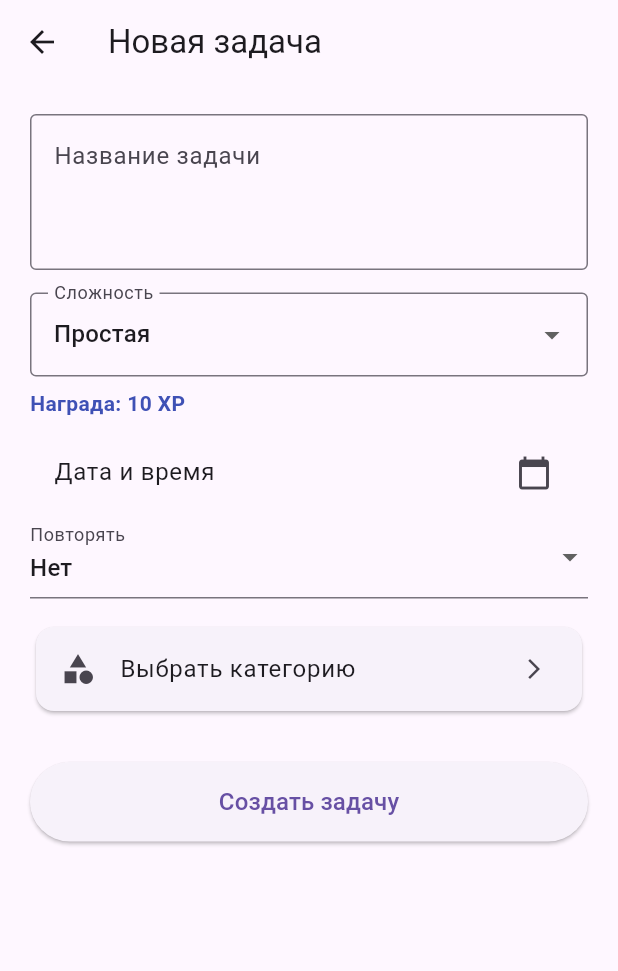
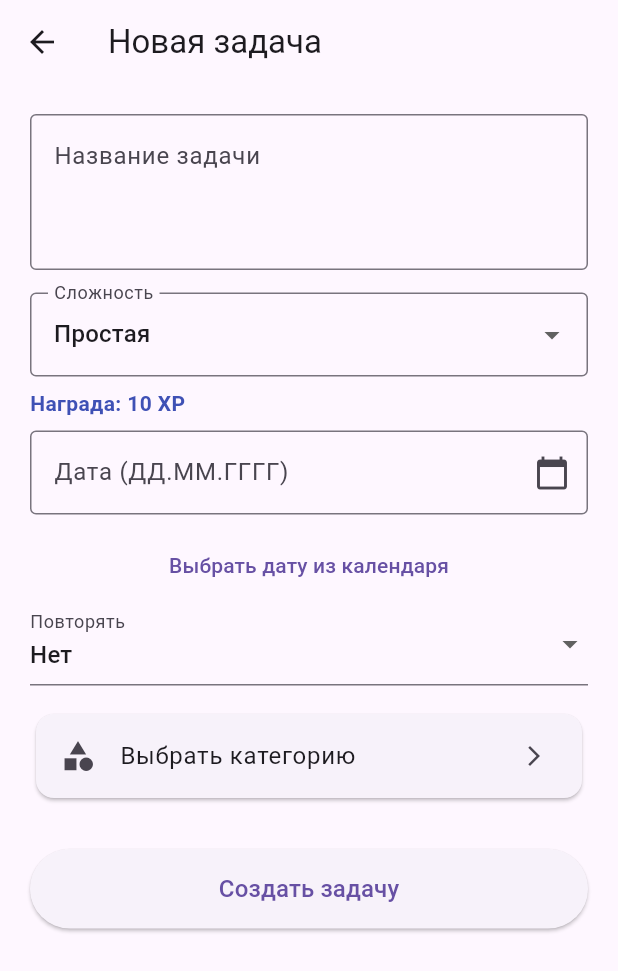
Before and after one commit to Glevob/my_rpg_app, a Flutter app: the screen it shows after launch, after a tap on the "add" icon, on a phone screen of 412 x 824 dp. Shown: the top 971 px of the screen. Run offline on Flutter 3.47's test engine with Material 3 defaults, Android fonts, the phone set to English and light mode, and no system bars; our stand-ins replace mask_text_input_formatter, shared_preferences.

Commit message:
calendar_add_task

```diff
--- a/lib/main.dart
+++ b/lib/main.dart
@@ -1,4 +1,5 @@
 import 'package:flutter/material.dart';
+import 'package:flutter_localizations/flutter_localizations.dart'; // 1. Импорт локализаций
 import 'screens/home_screen.dart';
 
 void main() => runApp(const MyApp());
@@ -11,6 +12,18 @@ class MyApp extends StatelessWidget {
     return MaterialApp(
       debugShowCheckedModeBanner: false,
       theme: ThemeData(primarySwatch: Colors.indigo),
+
+      // 2. Настройка локализации для всего приложения
+      localizationsDelegates: const [
+        GlobalMaterialLocalizations.delegate,
+        GlobalWidgetsLocalizations.delegate,
+        GlobalCupertinoLocalizations.delegate,
+      ],
+      supportedLocales: const [
+        Locale('ru', 'RU'),
+      ],
+      locale: const Locale('ru', 'RU'), // Принудительно ставим русский
+
       home: const HomeScreen(),
     );
   }
--- a/lib/screens/add_task_screen.dart
+++ b/lib/screens/add_task_screen.dart
@@ -3,7 +3,7 @@ import 'package:intl/intl.dart';
 import '../models/task.dart';
 import '../utils/task_utils.dart';
 import 'category_selection_screen.dart';
-
+import 'package:mask_text_input_formatter/mask_text_input_formatter.dart';
 
 class AddTaskScreen extends StatefulWidget {
   // Обновленная сигнатура: добавили DateTime? и Recurrence
@@ -31,6 +31,12 @@ class _AddTaskScreenState extends State<AddTaskScreen> {
   DateTime? _selectedDateTime;
   Recurrence _selectedRecurrence = Recurrence.none;
 
+  final TextEditingController _dateController = TextEditingController();
+  final maskFormatter = MaskTextInputFormatter(
+    mask: '##.##.####', // Шаблон с точками
+    filter: {"#": RegExp(r'[0-9]')},
+  );
+
   Future<void> _pickDateTime() async {
     DateTime? date = await showDatePicker(
       context: context,
@@ -46,6 +52,7 @@ class _AddTaskScreenState extends State<AddTaskScreen> {
       if (time != null) {
         setState(() {
           _selectedDateTime = DateTime(date.year, date.month, date.day, time.hour, time.minute);
+          _dateController.text = DateFormat('dd.MM.yyyy').format(_selectedDateTime!);
         });
       }
     }
@@ -106,11 +113,38 @@ class _AddTaskScreenState extends State<AddTaskScreen> {
               ),
             ),
 
-            // Выбор даты/времени
-            ListTile(
-              title: Text(_selectedDateTime == null ? "Дата и время" : DateFormat('dd.MM.yyyy HH:mm').format(_selectedDateTime!)),
-              trailing: const Icon(Icons.calendar_today),
-              onTap: _pickDateTime,
+            // // Выбор даты/времени
+            // ListTile(
+            //   title: Text(_selectedDateTime == null ? "Дата и время" : DateFormat('dd.MM.yyyy HH:mm').format(_selectedDateTime!)),
+            //   trailing: const Icon(Icons.calendar_today),
+            //   onTap: _pickDateTime,
+            // ),
+            TextField(
+              controller: _dateController,
+              inputFormatters: [maskFormatter],
+              keyboardType: TextInputType.number,
+              decoration: const InputDecoration(
+                labelText: "Дата (ДД.ММ.ГГГГ)",
+                hintText: "01.01.2026",
+                border: OutlineInputBorder(),
+                suffixIcon: Icon(Icons.calendar_today),
+              ),
+              onChanged: (value) {
+                if (value.length == 10) {
+                  try {
+                    setState(() {
+                      _selectedDateTime = DateFormat('dd.MM.yyyy').parse(value);
+                    });
+                  } catch (_) {}
+                }
+              },
+            ),
+            const SizedBox(height: 10),
+
+            // Кнопка для вызова календаря (если нужно)
+            TextButton(
+              onPressed: _pickDateTime,
+              child: const Text("Выбрать дату из календаря"),
             ),
 
             // Выбор периодичности
--- a/lib/screens/home_screen.dart
+++ b/lib/screens/home_screen.dart
@@ -24,6 +24,8 @@ class _HomeScreenState extends State<HomeScreen> {
     Category(name: "Работа", iconCode: Icons.work.codePoint, templates: ["Отчет", "Встреча"]),
   ];
   List<Task> completedArchive = [];
+
+
 
   void _checkLevelUp(int oldXp, int newXp) {
     final oldLevel = LevelUtils.getLevelFromXP(oldXp);
--- a/lib/screens/statistics_screen.dart
+++ b/lib/screens/statistics_screen.dart
@@ -43,8 +43,8 @@ class StatisticsScreen extends StatelessWidget {
           _buildSectionTitle("По сложности"),
           ...byDifficulty.entries.map((e) => _buildStatTile(e.key.name.toUpperCase(), "${e.value}")),
 
-          _buildSectionTitle("По типам повторов"),
-          ...byRecurrence.entries.map((e) => _buildStatTile(e.key.nameRu.isEmpty ? "Разовые" : e.key.nameRu, "${e.value}")),
+          // _buildSectionTitle("По типам повторов"),
+          // ...byRecurrence.entries.map((e) => _buildStatTile(e.key.nameRu.isEmpty ? "Разовые" : e.key.nameRu, "${e.value}")),
         ],
       ),
     );
--- a/pubspec.yaml
+++ b/pubspec.yaml
@@ -30,9 +30,12 @@ environment:
 dependencies:
   flutter:
     sdk: flutter
+  flutter_localizations:
+    sdk: flutter
   shared_preferences: ^2.3.0
-  intl: ^0.19.0
+  intl: ^0.20.2
   fl_chart: ^0.68.0
+  mask_text_input_formatter: ^2.9.0
 
   # The following adds the Cupertino Icons font to your application.
   # Use with the CupertinoIcons class for iOS style icons.
```
Also changed, not shown: pubspec.lock.
